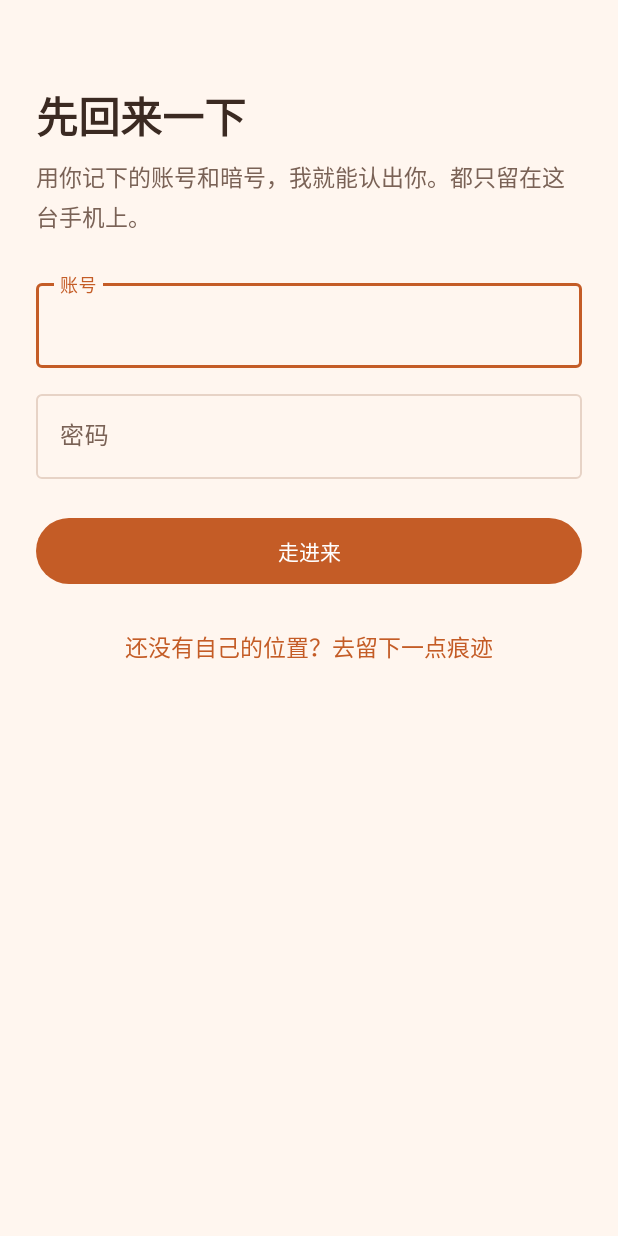
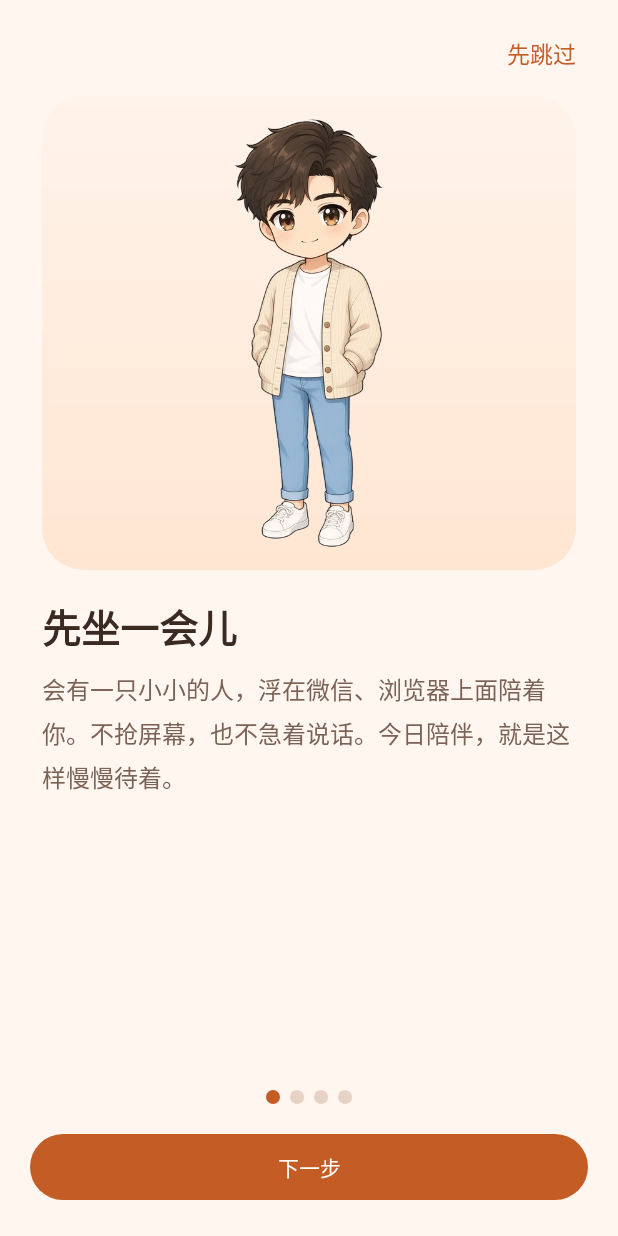
Before and after one commit to jiuwanli161688/android-float-deskpet, an Android app: the screen it shows after launch (LoginActivity before the commit, GuideActivity after it), on a phone screen of 412 x 824 dp. Run offline under Robolectric (Android 15) with nearby library versions, the phone set to English and light mode, and no system bars.

Commit message:
feat: 首次四页引导，男风格增加大叔
引导只出现一次；大叔接入风格芯片与预览色调。版本 1.3.1。

Co-authored-by: jiuwanli161688 <jiuwanli161688@users.noreply.github.com>

```diff
--- a/app/build.gradle.kts
+++ b/app/build.gradle.kts
@@ -11,8 +11,8 @@ android {
         applicationId = "com.floatdeskpet.app"
         minSdk = 26
         targetSdk = 34
-        versionCode = 6
-        versionName = "1.3.0"
+        versionCode = 7
+        versionName = "1.3.1"
         resourceConfigurations += listOf("zh", "zh-rCN", "en")
     }
 
@@ -49,5 +49,6 @@ dependencies {
     implementation("androidx.appcompat:appcompat:1.7.0")
     implementation("androidx.activity:activity-ktx:1.9.3")
     implementation("com.google.android.material:material:1.12.0")
+    implementation("androidx.viewpager2:viewpager2:1.1.0")
     testImplementation("junit:junit:4.13.2")
 }
--- a/app/src/main/AndroidManifest.xml
+++ b/app/src/main/AndroidManifest.xml
@@ -33,6 +33,11 @@
                 <category android:name="android.intent.category.LAUNCHER" />
             </intent-filter>
         </activity>
+
+        <activity
+            android:name=".ui.GuideActivity"
+            android:exported="false"
+            android:theme="@style/Theme.FloatDeskPet" />
 
         <activity
             android:name=".ui.LoginActivity"
--- a/app/src/main/java/com/floatdeskpet/app/data/CharacterStyle.kt
+++ b/app/src/main/java/com/floatdeskpet/app/data/CharacterStyle.kt
@@ -15,6 +15,7 @@ enum class CharacterStyle(
     WENROU("wenrou", true, PetSettings.OUTFIT_CASUAL),
     QINGSHUANG("qingshuang", true, PetSettings.OUTFIT_HOODIE),
     CHENWEN("chenwen", true, PetSettings.OUTFIT_CASUAL),
+    DASHU("dashu", true, PetSettings.OUTFIT_HOODIE),
     ;
 
     fun titleRes(): Int = when (this) {
@@ -24,6 +25,7 @@ enum class CharacterStyle(
         WENROU -> com.floatdeskpet.app.R.string.style_wenrou
         QINGSHUANG -> com.floatdeskpet.app.R.string.style_qingshuang
         CHENWEN -> com.floatdeskpet.app.R.string.style_chenwen
+        DASHU -> com.floatdeskpet.app.R.string.style_dashu
     }
 
     fun blurbRes(): Int = when (this) {
@@ -33,6 +35,7 @@ enum class CharacterStyle(
         WENROU -> com.floatdeskpet.app.R.string.style_wenrou_blurb
         QINGSHUANG -> com.floatdeskpet.app.R.string.style_qingshuang_blurb
         CHENWEN -> com.floatdeskpet.app.R.string.style_chenwen_blurb
+        DASHU -> com.floatdeskpet.app.R.string.style_dashu_blurb
     }
 
     fun colorFilter(): ColorMatrixColorFilter {
@@ -73,6 +76,12 @@ enum class CharacterStyle(
                 0.02f, 0.02f, 0.84f, 0f, -10f,
                 0f, 0f, 0f, 1f, 0f,
             )
+            DASHU -> floatArrayOf(
+                1.16f, 0.08f, 0.00f, 0f, 8f,
+                0.05f, 0.86f, 0.02f, 0f, -12f,
+                0.00f, 0.02f, 0.70f, 0f, -20f,
+                0f, 0f, 0f, 1f, 0f,
+            )
         }
         val matrix = ColorMatrix()
         val sat = when (this) {
@@ -82,6 +91,7 @@ enum class CharacterStyle(
             WENROU -> 1.06f
             QINGSHUANG -> 1.04f
             CHENWEN -> 0.78f
+            DASHU -> 0.90f
         }
         matrix.setSaturation(sat)
         matrix.postConcat(ColorMatrix(extra))
--- /dev/null
+++ b/app/src/main/java/com/floatdeskpet/app/data/GuidePages.kt
@@ -0,0 +1,39 @@
+package com.floatdeskpet.app.data
+
+import com.floatdeskpet.app.R
+
+data class GuidePage(
+    val titleRes: Int,
+    val bodyRes: Int,
+    val artRes: Int,
+    val artDescRes: Int,
+)
+
+object GuidePages {
+    val all: List<GuidePage> = listOf(
+        GuidePage(
+            titleRes = R.string.guide_1_title,
+            bodyRes = R.string.guide_1_body,
+            artRes = R.drawable.pet_m_idle_0,
+            artDescRes = R.string.guide_1_art,
+        ),
+        GuidePage(
+            titleRes = R.string.guide_2_title,
+            bodyRes = R.string.guide_2_body,
+            artRes = R.drawable.pet_idle_0,
+            artDescRes = R.string.guide_2_art,
+        ),
+        GuidePage(
+            titleRes = R.string.guide_3_title,
+            bodyRes = R.string.guide_3_body,
+            artRes = R.drawable.pet_hd_idle_0,
+            artDescRes = R.string.guide_3_art,
+        ),
+        GuidePage(
+            titleRes = R.string.guide_4_title,
+            bodyRes = R.string.guide_4_body,
+            artRes = R.drawable.pet_m_hd_idle_0,
+            artDescRes = R.string.guide_4_art,
+        ),
+    )
+}
--- /dev/null
+++ b/app/src/main/java/com/floatdeskpet/app/data/GuideStore.kt
@@ -0,0 +1,25 @@
+package com.floatdeskpet.app.data
+
+import android.content.Context
+
+class GuideStore private constructor(context: Context) {
+    private val prefs = context.applicationContext.getSharedPreferences(PREFS, Context.MODE_PRIVATE)
+
+    var completed: Boolean
+        get() = prefs.getBoolean(KEY_DONE, false)
+        set(value) = prefs.edit().putBoolean(KEY_DONE, value).apply()
+
+    companion object {
+        const val PREFS = "guide"
+        const val KEY_DONE = "completed"
+
+        @Volatile
+        private var instance: GuideStore? = null
+
+        fun get(context: Context): GuideStore {
+            return instance ?: synchronized(this) {
+                instance ?: GuideStore(context).also { instance = it }
+            }
+        }
+    }
+}
--- a/app/src/main/java/com/floatdeskpet/app/ui/AppFlow.kt
+++ b/app/src/main/java/com/floatdeskpet/app/ui/AppFlow.kt
@@ -3,19 +3,26 @@ package com.floatdeskpet.app.ui
 import android.app.Activity
 import android.content.Intent
 import com.floatdeskpet.app.auth.AuthStore
+import com.floatdeskpet.app.data.GuideStore
 
 object AppFlow {
-    fun route(activity: Activity) {
+    fun enter(activity: Activity): Boolean {
         val dest = destination(activity)
-        if (activity::class.java == dest) return
+        if (activity::class.java == dest) return true
         activity.startActivity(
             Intent(activity, dest)
                 .addFlags(Intent.FLAG_ACTIVITY_NEW_TASK or Intent.FLAG_ACTIVITY_CLEAR_TASK),
         )
         activity.finish()
+        return false
+    }
+
+    fun route(activity: Activity) {
+        enter(activity)
     }
 
     fun destination(activity: Activity): Class<out Activity> {
+        if (!GuideStore.get(activity).completed) return GuideActivity::class.java
         val auth = AuthStore.get(activity)
         val user = auth.current()
         return when {
--- /dev/null
+++ b/app/src/main/java/com/floatdeskpet/app/ui/GuideActivity.kt
@@ -0,0 +1,106 @@
+package com.floatdeskpet.app.ui
+
+import android.os.Bundle
+import android.view.LayoutInflater
+import android.view.View
+import android.view.ViewGroup
+import android.widget.ImageView
+import androidx.appcompat.app.AppCompatActivity
+import androidx.recyclerview.widget.RecyclerView
+import androidx.viewpager2.widget.ViewPager2
+import com.floatdeskpet.app.R
+import com.floatdeskpet.app.data.GuidePage
+import com.floatdeskpet.app.data.GuidePages
+import com.floatdeskpet.app.data.GuideStore
+import com.floatdeskpet.app.databinding.ActivityGuideBinding
+import com.floatdeskpet.app.databinding.ItemGuidePageBinding
+
+class GuideActivity : AppCompatActivity() {
+    private lateinit var binding: ActivityGuideBinding
+    private lateinit var guide: GuideStore
+    private val pages = GuidePages.all
+
+    override fun onCreate(savedInstanceState: Bundle?) {
+        super.onCreate(savedInstanceState)
+        guide = GuideStore.get(this)
+        if (!AppFlow.enter(this)) return
+        binding = ActivityGuideBinding.inflate(layoutInflater)
+        setContentView(binding.root)
+        binding.pager.adapter = GuidePagerAdapter(pages)
+        binding.pager.registerOnPageChangeCallback(object : ViewPager2.OnPageChangeCallback() {
+            override fun onPageSelected(position: Int) {
+                syncChrome(position)
+            }
+        })
+        buildDots()
+        binding.btnSkip.setOnClickListener { finishGuide() }
+        binding.btnNext.setOnClickListener {
+            val last = pages.lastIndex
+            if (binding.pager.currentItem < last) {
+                binding.pager.currentItem = binding.pager.currentItem + 1
+            } else {
+                finishGuide()
+            }
+        }
+        syncChrome(0)
+    }
+
+    private fun finishGuide() {
+        guide.completed = true
+        AppFlow.route(this)
+    }
+
+    private fun buildDots() {
+        binding.dots.removeAllViews()
+        val gap = (7 * resources.displayMetrics.density).toInt()
+        pages.forEachIndexed { index, _ ->
+            val dot = ImageView(this).apply {
+                setImageResource(R.drawable.bg_guide_dot)
+                importantForAccessibility = View.IMPORTANT_FOR_ACCESSIBILITY_NO
+                val lp = android.widget.LinearLayout.LayoutParams(
+                    ViewGroup.LayoutParams.WRAP_CONTENT,
+                    ViewGroup.LayoutParams.WRAP_CONTENT,
+                )
+                if (index > 0) lp.marginStart = gap
+                layoutParams = lp
+            }
+            binding.dots.addView(dot)
+        }
+    }
+
+    private fun syncChrome(position: Int) {
+        val last = position >= pages.lastIndex
+        binding.btnSkip.visibility = if (last) View.INVISIBLE else View.VISIBLE
+        binding.btnNext.text = getString(if (last) R.string.guide_start else R.string.guide_next)
+        binding.btnNext.contentDescription = getString(
+            if (last) R.string.guide_start_desc else R.string.guide_next_desc,
+        )
+        for (i in 0 until binding.dots.childCount) {
+            binding.dots.getChildAt(i).isSelected = i == position
+        }
+    }
+
+    private class GuidePagerAdapter(
+        private val pages: List<GuidePage>,
+    ) : RecyclerView.Adapter<GuidePagerAdapter.Holder>() {
+        override fun onCreateViewHolder(parent: ViewGroup, viewType: Int): Holder {
+            val binding = ItemGuidePageBinding.inflate(LayoutInflater.from(parent.context), parent, false)
+            return Holder(binding)
+        }
+
+        override fun onBindViewHolder(holder: Holder, position: Int) {
+            holder.bind(pages[position])
+        }
+
+        override fun getItemCount(): Int = pages.size
+
+        class Holder(private val binding: ItemGuidePageBinding) : RecyclerView.ViewHolder(binding.root) {
+            fun bind(page: GuidePage) {
+                binding.art.setImageResource(page.artRes)
+                binding.art.contentDescription = binding.root.context.getString(page.artDescRes)
+                binding.title.text = binding.root.context.getString(page.titleRes)
+                binding.body.text = binding.root.context.getString(page.bodyRes)
+            }
+        }
+    }
+}
--- a/app/src/main/java/com/floatdeskpet/app/ui/LoginActivity.kt
+++ b/app/src/main/java/com/floatdeskpet/app/ui/LoginActivity.kt
@@ -14,10 +14,7 @@ class LoginActivity : AppCompatActivity() {
     override fun onCreate(savedInstanceState: Bundle?) {
         super.onCreate(savedInstanceState)
         auth = AuthStore.get(this)
-        if (auth.isLoggedIn()) {
-            AppFlow.route(this)
-            return
-        }
+        if (!AppFlow.enter(this)) return
         binding = ActivityLoginBinding.inflate(layoutInflater)
         setContentView(binding.root)
         binding.btnLogin.setOnClickListener { submit() }
--- a/app/src/main/java/com/floatdeskpet/app/ui/MainActivity.kt
+++ b/app/src/main/java/com/floatdeskpet/app/ui/MainActivity.kt
@@ -61,10 +61,7 @@ class MainActivity : AppCompatActivity() {
         super.onCreate(savedInstanceState)
         settings = PetSettings.get(this)
         auth = AuthStore.get(this)
-        if (!auth.isLoggedIn() || auth.current()?.companionReady != true) {
-            AppFlow.route(this)
-            return
-        }
+        if (!AppFlow.enter(this)) return
         binding = ActivityMainBinding.inflate(layoutInflater)
         setContentView(binding.root)
         onBackPressedDispatcher.addCallback(this, backToClosePanel)
@@ -162,10 +159,7 @@ class MainActivity : AppCompatActivity() {
     override fun onResume() {
         super.onResume()
         if (!::binding.isInitialized) return
-        if (!auth.isLoggedIn() || auth.current()?.companionReady != true) {
-            AppFlow.route(this)
-            return
-        }
+        if (!AppFlow.enter(this)) return
         if (settings.alwaysShow && settings.running && OverlayPermission.granted(this)) {
             OverlayService.start(this)
         }
@@ -251,7 +245,11 @@ class MainActivity : AppCompatActivity() {
 
     private fun applyHomeArt() {
         val frames = PetFrames.of(settings)
-        val res = if (settings.resolvedStyle() == CharacterStyle.CHENWEN) frames.tilt else frames.idle
+        val res = when (settings.resolvedStyle()) {
+            CharacterStyle.CHENWEN -> frames.tilt
+            CharacterStyle.DASHU -> frames.shy
+            else -> frames.idle
+        }
         binding.preview.setImageResource(res)
         CharacterStyle.tint(binding.preview, settings)
     }
--- a/app/src/main/java/com/floatdeskpet/app/ui/SetupActivity.kt
+++ b/app/src/main/java/com/floatdeskpet/app/ui/SetupActivity.kt
@@ -7,6 +7,7 @@ import android.view.inputmethod.EditorInfo
 import androidx.appcompat.app.AppCompatActivity
 import com.floatdeskpet.app.R
 import com.floatdeskpet.app.auth.AuthStore
+import com.floatdeskpet.app.data.GuideStore
 import com.floatdeskpet.app.data.PetSettings
 import com.floatdeskpet.app.databinding.ActivitySetupBinding
 import com.floatdeskpet.app.overlay.PetFrames
@@ -22,7 +23,7 @@ class SetupActivity : AppCompatActivity() {
         super.onCreate(savedInstanceState)
         settings = PetSettings.get(this)
         auth = AuthStore.get(this)
-        if (!auth.isLoggedIn()) {
+        if (!GuideStore.get(this).completed || !auth.isLoggedIn()) {
             AppFlow.route(this)
             return
         }
--- /dev/null
+++ b/app/src/main/res/drawable/bg_guide_dot.xml
@@ -0,0 +1,15 @@
+<?xml version="1.0" encoding="utf-8"?>
+<selector xmlns:android="http://schemas.android.com/apk/res/android">
+    <item android:state_selected="true">
+        <shape android:shape="oval">
+            <solid android:color="@color/primary" />
+            <size android:width="9dp" android:height="9dp" />
+        </shape>
+    </item>
+    <item>
+        <shape android:shape="oval">
+            <solid android:color="@color/outline" />
+            <size android:width="9dp" android:height="9dp" />
+        </shape>
+    </item>
+</selector>
--- /dev/null
+++ b/app/src/main/res/layout/activity_guide.xml
@@ -0,0 +1,45 @@
+<?xml version="1.0" encoding="utf-8"?>
+<LinearLayout xmlns:android="http://schemas.android.com/apk/res/android"
+    android:layout_width="match_parent"
+    android:layout_height="match_parent"
+    android:background="@color/bg"
+    android:orientation="vertical"
+    android:paddingHorizontal="20dp"
+    android:paddingTop="16dp"
+    android:paddingBottom="20dp">
+
+    <TextView
+        android:id="@+id/btnSkip"
+        android:layout_width="wrap_content"
+        android:layout_height="40dp"
+        android:layout_gravity="end"
+        android:contentDescription="@string/guide_skip_desc"
+        android:gravity="center"
+        android:paddingHorizontal="8dp"
+        android:text="@string/guide_skip"
+        android:textColor="@color/primary"
+        android:textSize="15sp" />
+
+    <androidx.viewpager2.widget.ViewPager2
+        android:id="@+id/pager"
+        android:layout_width="match_parent"
+        android:layout_height="0dp"
+        android:layout_marginTop="4dp"
+        android:layout_weight="1" />
+
+    <LinearLayout
+        android:id="@+id/dots"
+        android:layout_width="match_parent"
+        android:layout_height="wrap_content"
+        android:layout_marginTop="8dp"
+        android:gravity="center"
+        android:orientation="horizontal" />
+
+    <com.google.android.material.button.MaterialButton
+        android:id="@+id/btnNext"
+        android:layout_width="match_parent"
+        android:layout_height="52dp"
+        android:layout_marginTop="16dp"
+        android:contentDescription="@string/guide_next_desc"
+        android:text="@string/guide_next" />
+</LinearLayout>
--- /dev/null
+++ b/app/src/main/res/layout/item_guide_page.xml
@@ -0,0 +1,51 @@
+<?xml version="1.0" encoding="utf-8"?>
+<ScrollView xmlns:android="http://schemas.android.com/apk/res/android"
+    android:layout_width="match_parent"
+    android:layout_height="match_parent"
+    android:fillViewport="true">
+
+    <LinearLayout
+        android:layout_width="match_parent"
+        android:layout_height="wrap_content"
+        android:gravity="center_horizontal"
+        android:orientation="vertical"
+        android:paddingHorizontal="8dp"
+        android:paddingTop="4dp"
+        android:paddingBottom="12dp">
+
+        <LinearLayout
+            android:layout_width="match_parent"
+            android:layout_height="wrap_content"
+            android:background="@drawable/bg_hero"
+            android:gravity="center"
+            android:orientation="vertical"
+            android:paddingHorizontal="12dp"
+            android:paddingTop="8dp"
+            android:paddingBottom="8dp">
+
+            <ImageView
+                android:id="@+id/art"
+                android:layout_width="240dp"
+                android:layout_height="300dp"
+                android:scaleType="fitCenter" />
+        </LinearLayout>
+
+        <TextView
+            android:id="@+id/title"
+            android:layout_width="match_parent"
+            android:layout_height="wrap_content"
+            android:layout_marginTop="18dp"
+            android:textColor="@color/text_main"
+            android:textSize="26sp"
+            android:textStyle="bold" />
+
+        <TextView
+            android:id="@+id/body"
+            android:layout_width="match_parent"
+            android:layout_height="wrap_content"
+            android:layout_marginTop="10dp"
+            android:lineSpacingExtra="5dp"
+            android:textColor="@color/text_muted"
+            android:textSize="16sp" />
+    </LinearLayout>
+</ScrollView>
--- a/app/src/main/res/values/strings.xml
+++ b/app/src/main/res/values/strings.xml
@@ -58,12 +58,33 @@
     <string name="style_wenrou">温柔邻家</string>
     <string name="style_qingshuang">清爽少年</string>
     <string name="style_chenwen">沉稳学长</string>
+    <string name="style_dashu">大叔</string>
     <string name="style_yujie_blurb">眉眼淡定一点，像会把热茶先推到你手边。</string>
     <string name="style_luoli_blurb">软软的、亮一点，说话也轻，像刚晒过的被子。</string>
     <string name="style_qingchun_blurb">干净浅淡，站在窗边也不抢你的安静。</string>
     <string name="style_wenrou_blurb">说话不急，像楼下便利店遇见的那个人。</string>
     <string name="style_qingshuang_blurb">衣领干净，笑起来很浅，像刚下过课。</string>
     <string name="style_chenwen_blurb">不吵，也不远，像会记得你忘带的伞。</string>
+    <string name="style_dashu_blurb">声音低一点，像傍晚把外套披过来的人。</string>
+
+    <string name="guide_skip">先跳过</string>
+    <string name="guide_skip_desc">跳过引导</string>
+    <string name="guide_next">下一步</string>
+    <string name="guide_next_desc">下一页</string>
+    <string name="guide_start">开始</string>
+    <string name="guide_start_desc">结束引导，开始留下痕迹</string>
+    <string name="guide_1_title">先坐一会儿</string>
+    <string name="guide_1_body">会有一只小小的人，浮在微信、浏览器上面陪着你。不抢屏幕，也不急着说话。今日陪伴，就是这样慢慢待着。</string>
+    <string name="guide_1_art">一位安静站着的陪伴</string>
+    <string name="guide_2_title">TA 会自己待着</string>
+    <string name="guide_2_body">点一下会跳、会眨眼。待久了会走走、打个盹，还会躲到屏幕边上探头。想叫回来，点一下就好。</string>
+    <string name="guide_2_art">一位轻轻眨眼的陪伴</string>
+    <string name="guide_3_title">都只留在这台手机</string>
+    <string name="guide_3_body">不读聊天、不联网、没有广告。你留下的称呼和幸福点，也只记在这里。卸掉，就散了。</string>
+    <string name="guide_3_art">一位安静陪在窗边的人</string>
+    <string name="guide_4_title">以后让 TA 浮到窗边</string>
+    <string name="guide_4_body">到时候会请你打开「显示在其他应用上层」。现在不用急，先认识一下，再轻轻安排。</string>
+    <string name="guide_4_art">一位准备走到窗边的陪伴</string>
 
     <string name="section_feel">心情</string>
     <string name="stats_line">心情 %1$d · 亲密度 %2$d · 零食 %3$d</string>
```
Also changed, not shown: 6 other files.
